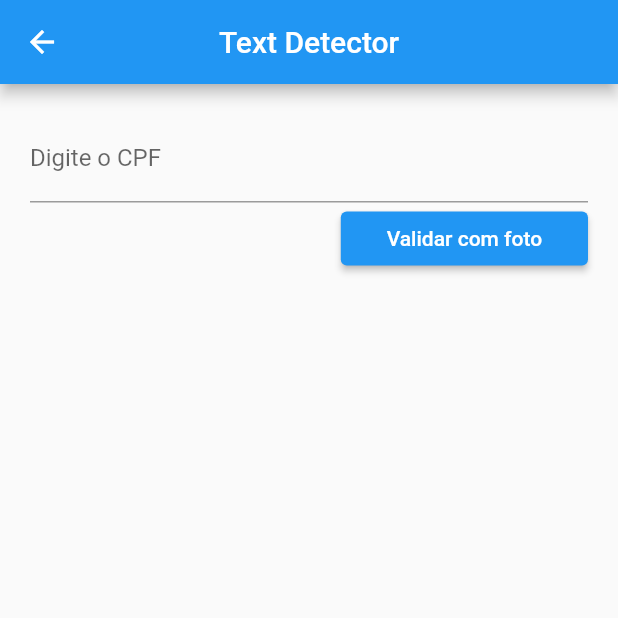
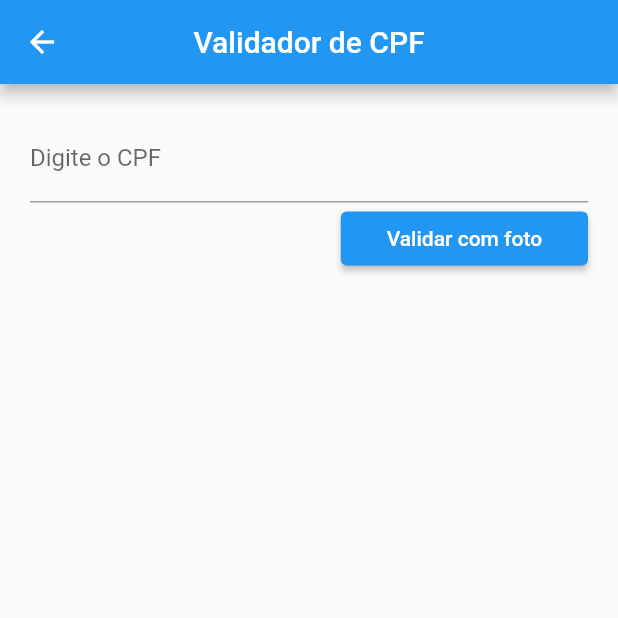
Before and after one commit to brunozupp/projeto_mlkit_trabalho_ia, a Flutter app: the ValidateCpfPage screen opened by its route, on a phone screen of 412 x 824 dp, the top half of it. Run offline on Flutter 3.47's test engine with Material 2 defaults, Android fonts, the phone set to English and light mode, and no system bars; our stand-ins replace brasil_fields, image_picker; missing offline and left inert: google_ml_kit.

Commit message:
Corrigindo a descrição

```diff
--- a/lib/pages/menu/menu_page.dart
+++ b/lib/pages/menu/menu_page.dart
@@ -39,7 +39,7 @@ class MenuPage extends StatelessWidget {
           ),
           CardComponent(
             onPressed: () => Navigator.of(context).pushNamed("/validate-cpf"),
-            text: "Validar RG",
+            text: "Validar CPF",
             icon: Icons.document_scanner
           ),
         ],
--- a/lib/pages/validate_cpf/validate_cpf_page.dart
+++ b/lib/pages/validate_cpf/validate_cpf_page.dart
@@ -77,7 +77,7 @@ class _ValidateCpfPageState extends State<ValidateCpfPage> {
   Widget build(BuildContext context) {
     return Scaffold(
       appBar: AppBar(
-        title: const Text("Text Detector"),
+        title: const Text("Validador de CPF"),
         centerTitle: true,
       ),
       body: SingleChildScrollView(
```
